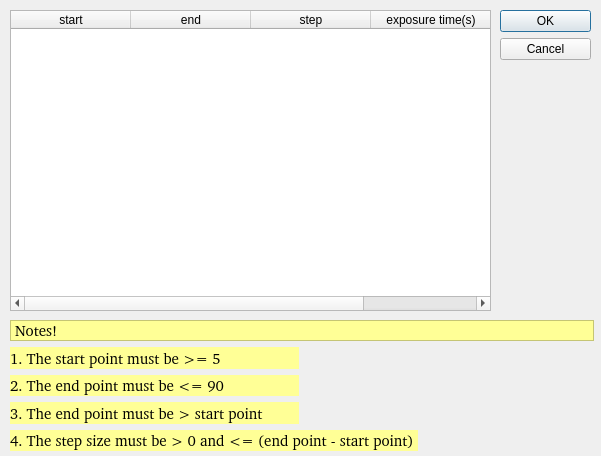
Before: the Qt Designer form UI/DAQ_Tool/MS/intervals.ui in SESAME-Synchrotron/MS-XPD-ScanTool, drawn with Qt 5.
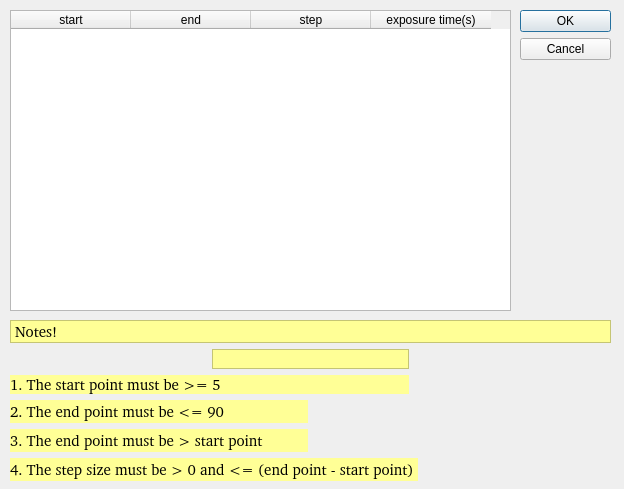
After: the same form once the commit is applied. Custom widgets are drawn as their Qt base class.

```diff
--- a/UI/DAQ_Tool/MS/intervals.ui
+++ b/UI/DAQ_Tool/MS/intervals.ui
@@ -6,8 +6,8 @@
    <rect>
     <x>0</x>
     <y>0</y>
-    <width>601</width>
-    <height>456</height>
+    <width>624</width>
+    <height>489</height>
    </rect>
   </property>
   <property name="windowTitle">
@@ -16,7 +16,7 @@
   <widget class="QDialogButtonBox" name="buttonBox">
    <property name="geometry">
     <rect>
-     <x>500</x>
+     <x>520</x>
      <y>10</y>
      <width>91</width>
      <height>301</height>
@@ -40,7 +40,7 @@
     <rect>
      <x>10</x>
      <y>10</y>
-     <width>481</width>
+     <width>501</width>
      <height>301</height>
     </rect>
    </property>
@@ -79,8 +79,8 @@
     <rect>
      <x>10</x>
      <y>320</y>
-     <width>584</width>
-     <height>131</height>
+     <width>601</width>
+     <height>161</height>
     </rect>
    </property>
    <layout class="QGridLayout" name="notesL">
@@ -180,7 +180,7 @@
     </item>
     <item row="1" column="0">
      <layout class="QGridLayout" name="note1L">
-      <item row="0" column="1">
+      <item row="1" column="2">
        <widget class="QSimpleShape" name="note1S">
         <property name="colour0" stdset="0">
          <color>
@@ -194,7 +194,59 @@
         </property>
        </widget>
       </item>
+      <item row="0" column="1">
+       <widget class="QLabel" name="intervalsWarning">
+        <property name="font">
+         <font>
+          <family>Nimbus Mono PS [urw]</family>
+          <pointsize>11</pointsize>
+          <weight>75</weight>
+          <bold>true</bold>
+         </font>
+        </property>
+        <property name="styleSheet">
+         <string notr="true">background-color: rgb(255, 255, 150);</string>
+        </property>
+        <property name="frameShape">
+         <enum>QFrame::StyledPanel</enum>
+        </property>
+        <property name="text">
+         <string/>
+        </property>
+        <property name="alignment">
+         <set>Qt::AlignCenter</set>
+        </property>
+       </widget>
+      </item>
+      <item row="0" column="2">
+       <widget class="QSimpleShape" name="intervalsWarningS1">
+        <property name="colour0" stdset="0">
+         <color>
+          <red>255</red>
+          <green>0</green>
+          <blue>0</blue>
+         </color>
+        </property>
+        <property name="flash0" stdset="0">
+         <bool>false</bool>
+        </property>
+       </widget>
+      </item>
       <item row="0" column="0">
+       <widget class="QSimpleShape" name="intervalsWarningS2">
+        <property name="colour0" stdset="0">
+         <color>
+          <red>255</red>
+          <green>0</green>
+          <blue>0</blue>
+         </color>
+        </property>
+        <property name="flash0" stdset="0">
+         <bool>false</bool>
+        </property>
+       </widget>
+      </item>
+      <item row="1" column="0" colspan="2">
        <widget class="QLabel" name="note1">
         <property name="font">
          <font>
```
